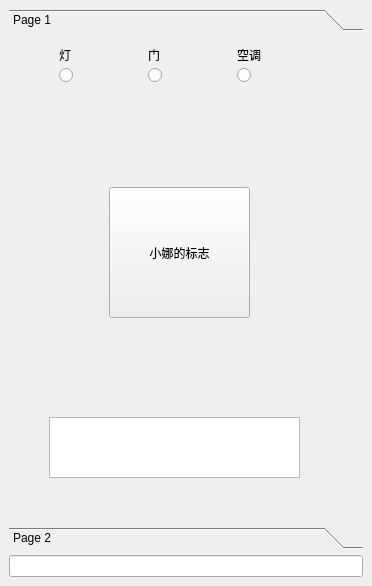
anyua/Cognitive-Services-Summer-Project, file gui/mainWindow.ui: the form before one commit.
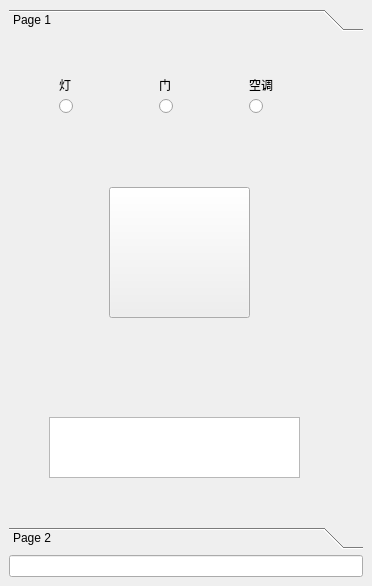
The form after the commit.

Diff of the .ui file:
```diff
--- a/gui/mainWindow.ui
+++ b/gui/mainWindow.ui
@@ -15,7 +15,10 @@
   </property>
   <widget class="QWidget" name="centralwidget">
    <layout class="QGridLayout" name="gridLayout">
-    <item row="0" column="0">
+    <item row="2" column="0">
+     <widget class="QLineEdit" name="textEdit"/>
+    </item>
+    <item row="1" column="0">
      <widget class="QToolBox" name="toolBox">
       <property name="currentIndex">
        <number>0</number>
@@ -42,7 +45,13 @@
          </rect>
         </property>
         <property name="text">
-         <string>小娜的标志</string>
+         <string/>
+        </property>
+        <property name="iconSize">
+         <size>
+          <width>128</width>
+          <height>128</height>
+         </size>
         </property>
        </widget>
        <widget class="QTextBrowser" name="feedBackBrowser">
@@ -62,59 +71,83 @@
 &lt;p style=&quot;-qt-paragraph-type:empty; margin-top:0px; margin-bottom:0px; margin-left:0px; margin-right:0px; -qt-block-indent:0; text-indent:0px;&quot;&gt;&lt;br /&gt;&lt;/p&gt;&lt;/body&gt;&lt;/html&gt;</string>
         </property>
        </widget>
-       <widget class="QWidget" name="layoutWidget">
+       <widget class="QLabel" name="lightLabel">
         <property name="geometry">
          <rect>
           <x>50</x>
-          <y>10</y>
-          <width>261</width>
-          <height>36</height>
+          <y>40</y>
+          <width>16</width>
+          <height>16</height>
          </rect>
         </property>
-        <layout class="QGridLayout" name="gridLayout_2">
-         <item row="0" column="2">
-          <widget class="QLabel" name="airConditionerLable">
-           <property name="text">
-            <string>空调</string>
-           </property>
-          </widget>
-         </item>
-         <item row="0" column="1">
-          <widget class="QLabel" name="doorLable">
-           <property name="text">
-            <string>门</string>
-           </property>
-          </widget>
-         </item>
-         <item row="1" column="0">
-          <widget class="QRadioButton" name="lightRadioButton">
-           <property name="text">
-            <string/>
-           </property>
-          </widget>
-         </item>
-         <item row="1" column="2">
-          <widget class="QRadioButton" name="airConditionerRadioButton">
-           <property name="text">
-            <string/>
-           </property>
-          </widget>
-         </item>
-         <item row="1" column="1">
-          <widget class="QRadioButton" name="doorRadioButton">
-           <property name="text">
-            <string/>
-           </property>
-          </widget>
-         </item>
-         <item row="0" column="0">
-          <widget class="QLabel" name="lightLabel">
-           <property name="text">
-            <string>灯</string>
-           </property>
-          </widget>
-         </item>
-        </layout>
+        <property name="text">
+         <string>灯</string>
+        </property>
+       </widget>
+       <widget class="QRadioButton" name="airConditionerRadioButton">
+        <property name="geometry">
+         <rect>
+          <x>240</x>
+          <y>61</y>
+          <width>16</width>
+          <height>16</height>
+         </rect>
+        </property>
+        <property name="text">
+         <string/>
+        </property>
+       </widget>
+       <widget class="QRadioButton" name="doorRadioButton">
+        <property name="geometry">
+         <rect>
+          <x>150</x>
+          <y>61</y>
+          <width>16</width>
+          <height>16</height>
+         </rect>
+        </property>
+        <property name="text">
+         <string/>
+        </property>
+       </widget>
+       <widget class="QRadioButton" name="lightRadioButton">
+        <property name="geometry">
+         <rect>
+          <x>50</x>
+          <y>61</y>
+          <width>16</width>
+          <height>16</height>
+         </rect>
+        </property>
+        <property name="text">
+         <string/>
+        </property>
+       </widget>
+       <widget class="QLabel" name="doorLable">
+        <property name="geometry">
+         <rect>
+          <x>150</x>
+          <y>40</y>
+          <width>16</width>
+          <height>16</height>
+         </rect>
+        </property>
+        <property name="text">
+         <string>门</string>
+        </property>
+       </widget>
+       <widget class="QLabel" name="airConditionerLable">
+        <property name="geometry">
+         <rect>
+          <x>240</x>
+          <y>40</y>
+          <width>24</width>
+          <height>16</height>
+         </rect>
+        </property>
+        <property name="text">
+         <string>空调</string>
+        </property>
        </widget>
       </widget>
       <widget class="QWidget" name="page_2">
@@ -139,7 +172,7 @@
          </rect>
         </property>
        </widget>
-       <widget class="QPushButton" name="pushButton_2">
+       <widget class="QPushButton" name="littleCortana">
         <property name="geometry">
          <rect>
           <x>130</x>
@@ -155,9 +188,6 @@
       </widget>
      </widget>
     </item>
-    <item row="1" column="0">
-     <widget class="QLineEdit" name="textEdit"/>
-    </item>
    </layout>
   </widget>
  </widget>
```
